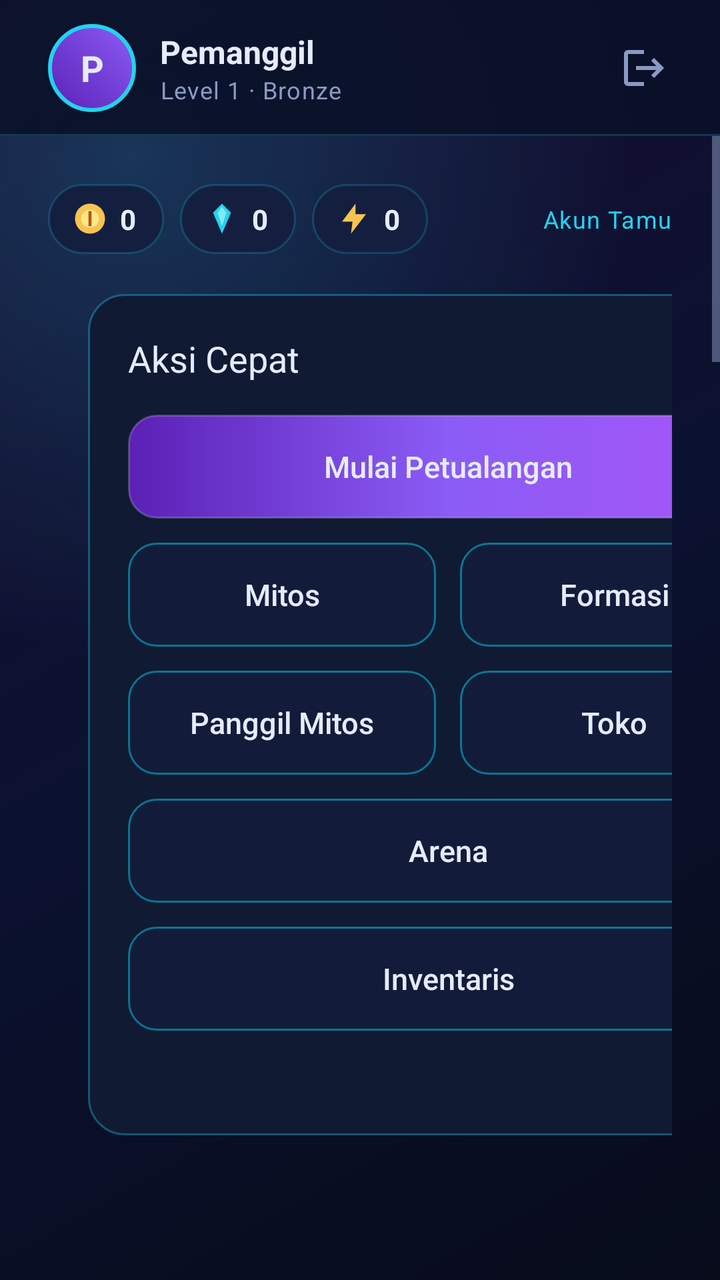
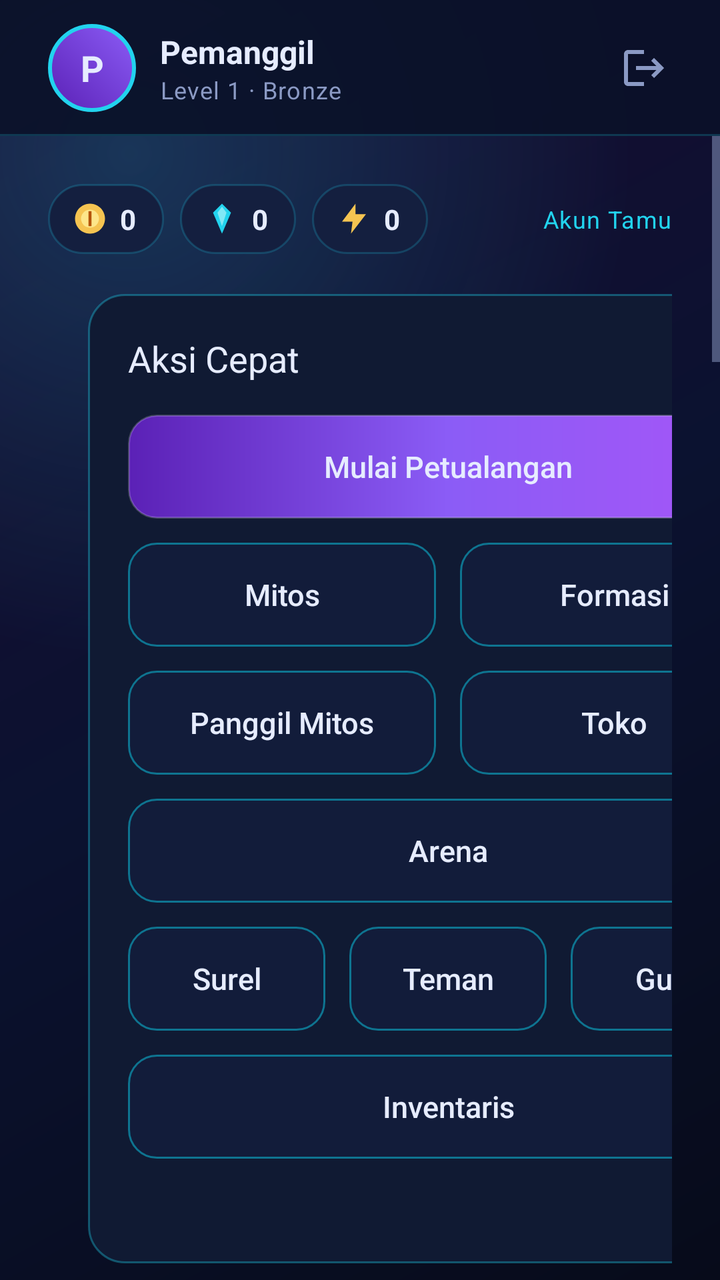

Two renders of the same Android screen: before a commit and after it. Below are the layout's source before the change and the commit's diff.
<!-- AndroidManifest.xml: activity theme Theme.TheMyth -->
<!-- res/layout/activity_home.xml -->
<?xml version="1.0" encoding="utf-8"?>
<androidx.constraintlayout.widget.ConstraintLayout xmlns:android="http://schemas.android.com/apk/res/android"
    xmlns:app="http://schemas.android.com/apk/res-auto"
    android:id="@+id/homeRoot"
    android:layout_width="match_parent"
    android:layout_height="match_parent"
    android:background="@drawable/bg_gradient">

    <LinearLayout
        android:id="@+id/topBar"
        android:layout_width="0dp"
        android:layout_height="68dp"
        android:background="@drawable/bg_topbar"
        android:gravity="center_vertical"
        android:orientation="horizontal"
        android:paddingStart="24dp"
        android:paddingEnd="16dp"
        app:layout_constraintEnd_toEndOf="parent"
        app:layout_constraintStart_toStartOf="parent"
        app:layout_constraintTop_toTopOf="parent">

        <TextView
            android:id="@+id/tvAvatar"
            android:layout_width="44dp"
            android:layout_height="44dp"
            android:background="@drawable/bg_avatar"
            android:gravity="center"
            android:text="@string/home_avatar_initial"
            android:textColor="@color/text_primary"
            android:textSize="18sp"
            android:textStyle="bold" />

        <LinearLayout
            android:layout_width="wrap_content"
            android:layout_height="wrap_content"
            android:layout_marginStart="12dp"
            android:orientation="vertical">

            <TextView
                android:id="@+id/tvUsername"
                android:layout_width="wrap_content"
                android:layout_height="wrap_content"
                android:text="@string/home_default_username"
                android:textColor="@color/text_primary"
                android:textSize="16sp"
                android:textStyle="bold" />

            <TextView
                android:id="@+id/tvLevel"
                android:layout_width="wrap_content"
                android:layout_height="wrap_content"
                android:text="@string/home_level_placeholder"
                android:textAppearance="@style/TextAppearance.TheMyth.Caption" />
        </LinearLayout>

        <Space
            android:layout_width="0dp"
            android:layout_height="1dp"
            android:layout_weight="1" />

        <ImageButton
            android:id="@+id/btnLogout"
            android:layout_width="44dp"
            android:layout_height="44dp"
            android:background="?attr/selectableItemBackgroundBorderless"
            android:contentDescription="@string/home_logout"
            android:padding="10dp"
            android:src="@drawable/ic_logout"
            app:tint="@color/text_muted" />
    </LinearLayout>

    <ScrollView
        android:id="@+id/contentScroll"
        android:layout_width="0dp"
        android:layout_height="0dp"
        android:clipToPadding="false"
        android:fillViewport="true"
        app:layout_constraintBottom_toBottomOf="parent"
        app:layout_constraintEnd_toEndOf="parent"
        app:layout_constraintStart_toStartOf="parent"
        app:layout_constraintTop_toBottomOf="@id/topBar">

        <LinearLayout
            android:layout_width="match_parent"
            android:layout_height="wrap_content"
            android:orientation="vertical"
            android:padding="24dp">

            <LinearLayout
                android:layout_width="match_parent"
                android:layout_height="wrap_content"
                android:gravity="center_vertical"
                android:orientation="horizontal">

                <LinearLayout
                    android:layout_width="wrap_content"
                    android:layout_height="wrap_content"
                    android:background="@drawable/bg_chip"
                    android:gravity="center_vertical"
                    android:orientation="horizontal"
                    android:paddingStart="12dp"
                    android:paddingTop="8dp"
                    android:paddingEnd="14dp"
                    android:paddingBottom="8dp">

                    <ImageView
                        android:layout_width="18dp"
                        android:layout_height="18dp"
                        android:contentDescription="@null"
                        android:src="@drawable/ic_coin" />

                    <TextView
                        android:id="@+id/tvCoin"
                        android:layout_width="wrap_content"
                        android:layout_height="wrap_content"
                        android:layout_marginStart="6dp"
                        android:text="@string/home_zero"
                        android:textColor="@color/text_primary"
                        android:textSize="14sp"
                        android:textStyle="bold" />
                </LinearLayout>

                <LinearLayout
                    android:layout_width="wrap_content"
                    android:layout_height="wrap_content"
                    android:layout_marginStart="8dp"
                    android:background="@drawable/bg_chip"
                    android:gravity="center_vertical"
                    android:orientation="horizontal"
                    android:paddingStart="12dp"
                    android:paddingTop="8dp"
                    android:paddingEnd="14dp"
                    android:paddingBottom="8dp">

                    <ImageView
                        android:layout_width="18dp"
                        android:layout_height="18dp"
                        android:contentDescription="@null"
                        android:src="@drawable/ic_diamond" />

                    <TextView
                        android:id="@+id/tvDiamond"
                        android:layout_width="wrap_content"
                        android:layout_height="wrap_content"
                        android:layout_marginStart="6dp"
                        android:text="@string/home_zero"
                        android:textColor="@color/text_primary"
                        android:textSize="14sp"
                        android:textStyle="bold" />
                </LinearLayout>

                <LinearLayout
                    android:layout_width="wrap_content"
                    android:layout_height="wrap_content"
                    android:layout_marginStart="8dp"
                    android:background="@drawable/bg_chip"
                    android:gravity="center_vertical"
                    android:orientation="horizontal"
                    android:paddingStart="12dp"
                    android:paddingTop="8dp"
                    android:paddingEnd="14dp"
                    android:paddingBottom="8dp">

                    <ImageView
                        android:layout_width="18dp"
                        android:layout_height="18dp"
                        android:contentDescription="@null"
                        android:src="@drawable/ic_energy" />

                    <TextView
                        android:id="@+id/tvEnergy"
                        android:layout_width="wrap_content"
                        android:layout_height="wrap_content"
                        android:layout_marginStart="6dp"
                        android:text="@string/home_zero"
                        android:textColor="@color/text_primary"
                        android:textSize="14sp"
                        android:textStyle="bold" />
                </LinearLayout>

                <Space
                    android:layout_width="0dp"
                    android:layout_height="1dp"
                    android:layout_weight="1" />

                <TextView
                    android:id="@+id/tvAccountBadge"
                    android:layout_width="wrap_content"
                    android:layout_height="wrap_content"
                    android:text="@string/home_guest_badge"
                    android:textAppearance="@style/TextAppearance.TheMyth.Caption"
                    android:textColor="@color/cyan" />
            </LinearLayout>

            <LinearLayout
                android:layout_width="match_parent"
                android:layout_height="wrap_content"
                android:layout_marginTop="20dp"
                android:baselineAligned="false"
                android:orientation="horizontal">

                <LinearLayout
                    style="@style/Widget.TheMyth.Panel"
                    android:layout_width="0dp"
                    android:layout_height="wrap_content"
                    android:layout_weight="1"
                    android:orientation="vertical">

                    <TextView
                        android:layout_width="wrap_content"
                        android:layout_height="wrap_content"
                        android:text="@string/home_welcome"
                        android:textAppearance="@style/TextAppearance.TheMyth.Caption" />

                    <TextView
                        android:id="@+id/tvWelcomeName"
                        android:layout_width="match_parent"
                        android:layout_height="wrap_content"
                        android:layout_marginTop="4dp"
                        android:text="@string/home_default_username"
                        android:textAppearance="@style/TextAppearance.TheMyth.Title" />

                    <TextView
                        android:id="@+id/tvUid"
                        android:layout_width="wrap_content"
                        android:layout_height="wrap_content"
                        android:layout_marginTop="8dp"
                        android:background="?attr/selectableItemBackground"
                        android:paddingTop="4dp"
                        android:paddingBottom="4dp"
                        android:text="@string/home_uid_placeholder"
                        android:textAppearance="@style/TextAppearance.TheMyth.Caption" />

                    <View
                        android:layout_width="match_parent"
                        android:layout_height="1dp"
                        android:layout_marginTop="14dp"
                        android:background="@color/panel_elevated" />

                    <TextView
                        android:layout_width="wrap_content"
                        android:layout_height="wrap_content"
                        android:layout_marginTop="16dp"
                        android:text="@string/home_formation"
                        android:textAppearance="@style/TextAppearance.TheMyth.Caption" />

                    <TextView
                        android:id="@+id/tvFormation"
                        android:layout_width="match_parent"
                        android:layout_height="wrap_content"
                        android:layout_marginTop="4dp"
                        android:text="@string/home_formation_empty"
                        android:textColor="@color/text_primary"
                        android:textSize="16sp" />

                    <TextView
                        android:layout_width="wrap_content"
                        android:layout_height="wrap_content"
                        android:layout_marginTop="18dp"
                        android:letterSpacing="0.12"
                        android:text="@string/home_tip_title"
                        android:textColor="@color/cyan"
                        android:textSize="12sp"
                        android:textStyle="bold" />

                    <TextView
                        android:layout_width="match_parent"
                        android:layout_height="wrap_content"
                        android:layout_marginTop="4dp"
                        android:lineSpacingExtra="3dp"
                        android:text="@string/home_tip_body"
                        android:textAppearance="@style/TextAppearance.TheMyth.Caption" />

                    <ProgressBar
                        android:id="@+id/progressHome"
                        android:layout_width="28dp"
                        android:layout_height="28dp"
                        android:layout_marginTop="16dp"
                        android:indeterminateTint="@color/cyan" />

                    <TextView
                        android:id="@+id/tvHomeError"
                        android:layout_width="match_parent"
                        android:layout_height="wrap_content"
                        android:layout_marginTop="12dp"
                        android:textColor="@color/danger"
                        android:textSize="13sp"
                        android:visibility="gone" />

                    <androidx.appcompat.widget.AppCompatButton
                        android:id="@+id/btnRetry"
                        style="@style/Widget.TheMyth.Button.Secondary"
                        android:layout_width="wrap_content"
                        android:layout_height="wrap_content"
                        android:layout_marginTop="12dp"
                        android:paddingStart="20dp"
                        android:paddingEnd="20dp"
                        android:text="@string/home_retry"
                        android:visibility="gone" />
                </LinearLayout>

                <LinearLayout
                    style="@style/Widget.TheMyth.Panel"
                    android:layout_width="360dp"
                    android:layout_height="wrap_content"
                    android:layout_marginStart="20dp"
                    android:orientation="vertical">

                    <TextView
                        android:layout_width="wrap_content"
                        android:layout_height="wrap_content"
                        android:text="@string/home_actions"
                        android:textAppearance="@style/TextAppearance.TheMyth.Title"
                        android:textSize="18sp" />

                    <androidx.appcompat.widget.AppCompatButton
                        android:id="@+id/btnPlay"
                        style="@style/Widget.TheMyth.Button.Primary"
                        android:layout_width="match_parent"
                        android:layout_height="wrap_content"
                        android:layout_marginTop="16dp"
                        android:text="@string/home_play" />

                    <LinearLayout
                        android:layout_width="match_parent"
                        android:layout_height="wrap_content"
                        android:layout_marginTop="12dp"
                        android:orientation="horizontal">

                        <androidx.appcompat.widget.AppCompatButton
                            android:id="@+id/btnRoster"
                            style="@style/Widget.TheMyth.Button.Secondary"
                            android:layout_width="0dp"
                            android:layout_height="wrap_content"
                            android:layout_weight="1"
                            android:text="@string/home_roster" />

                        <androidx.appcompat.widget.AppCompatButton
                            android:id="@+id/btnFormation"
                            style="@style/Widget.TheMyth.Button.Secondary"
                            android:layout_width="0dp"
                            android:layout_height="wrap_content"
                            android:layout_marginStart="12dp"
                            android:layout_weight="1"
                            android:text="@string/home_formation_button" />
                    </LinearLayout>

                    <LinearLayout
                        android:layout_width="match_parent"
                        android:layout_height="wrap_content"
                        android:layout_marginTop="12dp"
                        android:orientation="horizontal">

                        <androidx.appcompat.widget.AppCompatButton
                            android:id="@+id/btnSummon"
                            style="@style/Widget.TheMyth.Button.Secondary"
                            android:layout_width="0dp"
                            android:layout_height="wrap_content"
                            android:layout_weight="1"
                            android:text="@string/home_summon" />

                        <androidx.appcompat.widget.AppCompatButton
                            android:id="@+id/btnShop"
                            style="@style/Widget.TheMyth.Button.Secondary"
                            android:layout_width="0dp"
                            android:layout_height="wrap_content"
                            android:layout_marginStart="12dp"
                            android:layout_weight="1"
                            android:text="@string/home_shop" />
                    </LinearLayout>

                    <androidx.appcompat.widget.AppCompatButton
                        android:id="@+id/btnArena"
                        style="@style/Widget.TheMyth.Button.Secondary"
                        android:layout_width="match_parent"
                        android:layout_height="wrap_content"
                        android:layout_marginTop="12dp"
                        android:text="@string/home_arena" />

                    <androidx.appcompat.widget.AppCompatButton
                        android:id="@+id/btnInventory"
                        style="@style/Widget.TheMyth.Button.Secondary"
                        android:layout_width="match_parent"
                        android:layout_height="wrap_content"
                        android:layout_marginTop="12dp"
                        android:text="@string/home_inventory" />

                    <TextView
                        android:id="@+id/tvFooterVersion"
                        android:layout_width="wrap_content"
                        android:layout_height="wrap_content"
                        android:layout_marginTop="16dp"
                        android:textAppearance="@style/TextAppearance.TheMyth.Caption" />
                </LinearLayout>
            </LinearLayout>
        </LinearLayout>
    </ScrollView>

</androidx.constraintlayout.widget.ConstraintLayout>
<!-- resources referenced by this layout -->
<resources>
  <color name="cyan">#22D3EE</color>
  <color name="danger">#EF4444</color>
  <color name="panel_elevated">#16224A</color>
  <color name="text_muted">#8B9AC4</color>
  <color name="text_primary">#E6ECFF</color>
  <!-- drawable bg_avatar (drawable) -->
  <?xml version="1.0" encoding="utf-8"?>
  <shape xmlns:android="http://schemas.android.com/apk/res/android"
      android:shape="oval">
      <gradient
          android:angle="45"
          android:endColor="@color/purple"
          android:startColor="@color/purple_dark" />
      <stroke
          android:width="2dp"
          android:color="@color/cyan" />
  </shape>
  <!-- drawable bg_chip (drawable) -->
  <?xml version="1.0" encoding="utf-8"?>
  <shape xmlns:android="http://schemas.android.com/apk/res/android"
      android:shape="rectangle">
      <solid android:color="#141F3F" />
      <corners android:radius="100dp" />
      <stroke
          android:width="1dp"
          android:color="#3322D3EE" />
  </shape>
  <!-- drawable ic_energy (drawable) -->
  <?xml version="1.0" encoding="utf-8"?>
  <vector xmlns:android="http://schemas.android.com/apk/res/android"
      android:width="24dp"
      android:height="24dp"
      android:viewportWidth="24"
      android:viewportHeight="24">
      <path
          android:fillColor="#F5C451"
          android:pathData="M13,2 L4,14 H11 L10,22 L20,9 H13 Z" />
  </vector>
  <string name="home_actions">Aksi Cepat</string>
  <string name="home_arena">Arena</string>
  <string name="home_avatar_initial">P</string>
  <string name="home_default_username">Pemanggil</string>
  <string name="home_formation">Formasi saat ini</string>
  <string name="home_formation_button">Formasi</string>
  <string name="home_formation_empty">Belum ada Mitos</string>
  <string name="home_guest_badge">Akun Tamu</string>
  <string name="home_inventory">Inventaris</string>
  <string name="home_level_placeholder">Level 1 · Bronze</string>
  <string name="home_logout">Keluar</string>
  <string name="home_play">Mulai Petualangan</string>
  <string name="home_retry">Coba Lagi</string>
  <string name="home_roster">Mitos</string>
  <string name="home_shop">Toko</string>
  <string name="home_summon">Panggil Mitos</string>
  <string name="home_tip_body">Tiga Mitos dengan elemen yang sama mendapat bonus sinergi. Cek formasi sebelum bertarung.</string>
  <string name="home_tip_title">Tips</string>
  <string name="home_uid_placeholder">UID -</string>
  <string name="home_welcome">Selamat datang,</string>
  <string name="home_zero">0</string>
  <style name="TextAppearance.TheMyth.Caption" parent="TextAppearance.AppCompat.Caption">
          <item name="android:textColor">@color/text_muted</item>
          <item name="android:textSize">12sp</item>
          <item name="android:letterSpacing">0.04</item>
      </style>
  <style name="TextAppearance.TheMyth.Title" parent="TextAppearance.AppCompat.Title">
          <item name="android:textColor">@color/text_primary</item>
          <item name="android:textSize">24sp</item>
          <item name="android:fontFamily">sans-serif-medium</item>
      </style>
  <style name="Widget.TheMyth.Panel" parent="">
          <item name="android:background">@drawable/bg_panel</item>
          <item name="android:padding">20dp</item>
      </style>
  <color name="purple">#8B5CF6</color>
  <color name="purple_dark">#5B21B6</color>
  <!-- drawable bg_panel (drawable) -->
  <?xml version="1.0" encoding="utf-8"?>
  <shape xmlns:android="http://schemas.android.com/apk/res/android"
      android:shape="rectangle">
      <solid android:color="@color/bg_panel" />
      <corners android:radius="18dp" />
      <stroke
          android:width="1dp"
          android:color="@color/stroke_glow" />
  </shape>
  <color name="bg_deep">#070B1A</color>
  <color name="bg_panel">#101A33</color>
  <color name="purple_light">#A855F7</color>
  <color name="cyan_dim">#0E7490</color>
  <color name="stroke_glow">#5922D3EE</color>
  <!-- unchanged entries left out for length: 10 -->
</resources>

<!-- the commit's change to res/layout/activity_home.xml (unified diff, before → after) -->
@@ -377,6 +377,39 @@
                         android:layout_marginTop="12dp"
                         android:text="@string/home_arena" />
 
+                    <LinearLayout
+                        android:layout_width="match_parent"
+                        android:layout_height="wrap_content"
+                        android:layout_marginTop="12dp"
+                        android:orientation="horizontal">
+
+                        <androidx.appcompat.widget.AppCompatButton
+                            android:id="@+id/btnMail"
+                            style="@style/Widget.TheMyth.Button.Secondary"
+                            android:layout_width="0dp"
+                            android:layout_height="wrap_content"
+                            android:layout_weight="1"
+                            android:text="@string/home_mail" />
+
+                        <androidx.appcompat.widget.AppCompatButton
+                            android:id="@+id/btnFriends"
+                            style="@style/Widget.TheMyth.Button.Secondary"
+                            android:layout_width="0dp"
+                            android:layout_height="wrap_content"
+                            android:layout_marginStart="12dp"
+                            android:layout_weight="1"
+                            android:text="@string/home_friends" />
+
+                        <androidx.appcompat.widget.AppCompatButton
+                            android:id="@+id/btnGuild"
+                            style="@style/Widget.TheMyth.Button.Secondary"
+                            android:layout_width="0dp"
+                            android:layout_height="wrap_content"
+                            android:layout_marginStart="12dp"
+                            android:layout_weight="1"
+                            android:text="@string/home_guild" />
+                    </LinearLayout>
+
                     <androidx.appcompat.widget.AppCompatButton
                         android:id="@+id/btnInventory"
                         style="@style/Widget.TheMyth.Button.Secondary"
<!-- resource entries referenced after the edit -->
@@ -45,10 +45,13 @@
   <string name="home_formation">Formasi saat ini</string>
   <string name="home_formation_button">Formasi</string>
   <string name="home_formation_empty">Belum ada Mitos</string>
+  <string name="home_friends">Teman</string>
   <string name="home_guest_badge">Akun Tamu</string>
+  <string name="home_guild">Guild</string>
   <string name="home_inventory">Inventaris</string>
   <string name="home_level_placeholder">Level 1 · Bronze</string>
   <string name="home_logout">Keluar</string>
+  <string name="home_mail">Surel</string>
   <string name="home_play">Mulai Petualangan</string>
   <string name="home_retry">Coba Lagi</string>
   <string name="home_roster">Mitos</string>
